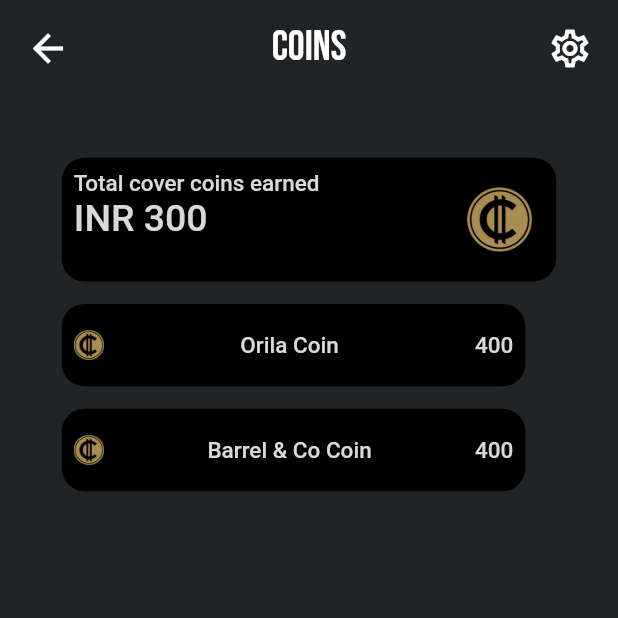
After one commit to Fullcovers/FullCoverApp, a Flutter app: the CoinsScreen screen opened directly, on a phone screen of 412 x 824 dp, the top half of it. The commit adds this screen. Run offline on Flutter 3.47's test engine with Material 2 defaults, Android fonts, the phone set to English and light mode, and no system bars; our stand-ins replace dio, flutter_icons, flutter_inset_box_shadow, font_awesome_flutter, google_fonts and 5 more; missing offline and left inert: crypto_font_icons, dart:ffi, qrscan; accounts and stored records are empty.

Commit message:
Added profile page

```diff
--- a/lib/Styles/Colors.dart
+++ b/lib/Styles/Colors.dart
@@ -6,6 +6,6 @@
 Color offwhite=Color(0xFFd9d9d9);
 Color greenborder=Color(0xFF2ab3a7);
 Color redborder=Color(0xFFf4394a);
-Color botoncolor=Color(0xFF1d1f20);
-Color nbcolor=Color(0xFF2c2d31);
+Color botoncolor=Color(0xFF212426);
+Color nbcolor=Color.fromARGB(255, 52, 55, 56);
 // Color offwhite=Color(0xFFd9d9d9);
--- a/lib/main.dart
+++ b/lib/main.dart
@@ -28,6 +28,7 @@
 import 'package:venq_assessment/screens/Restaurants/Restaurants.dart';
 import 'package:venq_assessment/screens/Tickets/TicketConfirming.dart';
 import 'package:venq_assessment/screens/Tickets/TicketSending.dart';
+import 'package:venq_assessment/screens/profile/ProfilePage.dart';
 import 'package:venq_assessment/widgets/BookingScreen/NewBookings.dart';
 
 import 'Providers/ClubProvider.dart';
--- a/lib/screens/Events/EventDetail2.dart
+++ b/lib/screens/Events/EventDetail2.dart
@@ -613,7 +613,7 @@
                       crossAxisAlignment: CrossAxisAlignment.start,
                       children: [
                         Padding(
-                          padding: const EdgeInsets.only(left: 20.0),
+                          padding: const EdgeInsets.only(top: 8,left: 20.0),
                           child: Text(
                             "Total Amount",
                             style: GoogleFonts.sairaCondensed(
--- /dev/null
+++ b/lib/screens/profile/coins.dart
@@ -0,0 +1,162 @@
+import 'package:flutter/material.dart';
+import 'package:flutter/src/widgets/framework.dart';
+import 'package:flutter/src/widgets/placeholder.dart';
+import 'package:google_fonts/google_fonts.dart';
+import 'package:venq_assessment/Styles/Colors.dart';
+import 'package:venq_assessment/widgets/ClubDashBoard/HeaderContent.dart';
+
+class CoinsScreen extends StatelessWidget {
+  const CoinsScreen({super.key});
+
+  @override
+  Widget build(BuildContext context) {
+    double width = MediaQuery.of(context).size.width;
+    double height = MediaQuery.of(context).size.height;
+    return SafeArea(
+        child: Scaffold(
+      backgroundColor: backgroundColorfigma,
+      body: Column(children: [
+        HeaderContent(title: "Coins"),
+        Padding(
+          padding: EdgeInsets.only(
+            top: height / 20,
+            left: width / 10,
+            right: width / 10,
+          ),
+          child: Container(
+            width: width - width / 5,
+            height: height / 10,
+            decoration: BoxDecoration(
+                color: Colors.black, borderRadius: BorderRadius.circular(15)),
+            child: Padding(
+              padding: const EdgeInsets.all(8.0),
+              child: Row(
+                mainAxisAlignment: MainAxisAlignment.spaceBetween,
+                children: [
+                  Column(
+                    crossAxisAlignment: CrossAxisAlignment.start,
+                    children: [
+                      Text(
+                        "Total cover coins earned",
+                        style: GoogleFonts.sairaCondensed(
+                            fontWeight: FontWeight.w500,
+                            fontSize: 15,
+                            color: offwhite),
+                      ),
+                      Text(
+                        "INR 300",
+                        style: GoogleFonts.sairaCondensed(
+                            fontWeight: FontWeight.w500,
+                            fontSize: 25,
+                            color: offwhite),
+                      ),
+                    ],
+                  ),
+                  Padding(
+                    padding: const EdgeInsets.only(right: 8.0),
+                    child: Column(
+                      mainAxisAlignment: MainAxisAlignment.center,
+                      children: [
+                        Image.asset(
+                          "assets/images/coinlogo.png",
+                          scale: 7,
+                        ),
+                      ],
+                    ),
+                  ),
+                ],
+              ),
+            ),
+          ),
+        ),
+        Align(
+          alignment: Alignment.centerLeft,
+          child: Padding(
+            padding: EdgeInsets.only(left: width / 10, top: 15),
+            child: Row(
+              children: [
+                Container(
+                  width: (width - width / 4),
+                  height: height / 15,
+                  decoration: BoxDecoration(
+                      color: Colors.black,
+                      borderRadius: BorderRadius.circular(15)),
+                  child: Padding(
+                    padding: const EdgeInsets.all(8.0),
+                    child: Row(
+                      mainAxisAlignment: MainAxisAlignment.spaceBetween,
+                      children: [
+                        Image.asset(
+                          "assets/images/coinlogo.png",
+                          scale: 15,
+                        ),
+                        Text(
+                          "Orila Coin",
+                          style: GoogleFonts.sairaCondensed(
+                              fontWeight: FontWeight.w500,
+                              fontSize: 15,
+                              color: offwhite),
+                        ),
+                        Text(
+                          "400",
+                          style: GoogleFonts.sairaCondensed(
+                              fontWeight: FontWeight.w500,
+                              fontSize: 15,
+                              color: offwhite),
+                        ),
+                      ],
+                    ),
+                  ),
+                ),
+              ],
+            ),
+          ),
+        ),
+        Align(
+          alignment: Alignment.centerLeft,
+          child: Padding(
+            padding: EdgeInsets.only(left: width / 10, top: 15),
+            child: Row(
+              children: [
+                Container(
+                  width: (width - width / 4) ,
+                  height: height / 15,
+                  decoration: BoxDecoration(
+                      color: Colors.black,
+                      borderRadius: BorderRadius.circular(15)),
+                  child: Padding(
+                    padding: const EdgeInsets.all(8.0),
+                    child: Row(
+                      mainAxisAlignment: MainAxisAlignment.spaceBetween,
+                      children: [
+                        Image.asset(
+                          "assets/images/coinlogo.png",
+                          scale: 15,
+                        ),
+                        Text(
+                          "Barrel & Co Coin",
+                          style: GoogleFonts.sairaCondensed(
+                              fontWeight: FontWeight.w500,
+                              fontSize: 15,
+                              color: offwhite),
+                        ),
+                        Text(
+                          "400",
+                          style: GoogleFonts.sairaCondensed(
+                              fontWeight: FontWeight.w500,
+                              fontSize: 15,
+                              color: offwhite),
+                        ),
+                      ],
+                    ),
+                  ),
+                ),
+              ],
+            ),
+          ),
+        ),
+
+      ]),
+    ));
+  }
+}
```
Also changed, not shown: lib/screens/Bookings/MyBookingPage.dart (+74 -47 lines), lib/screens/Bookings/bookinghistory.dart (added, +24 -0 lines), lib/screens/profile/ProfilePage.dart (added, +184 -0 lines), lib/screens/profile/editprofile.dart (added, +126 -0 lines), assets/images/person.png, assets/images/profile.png (added).
